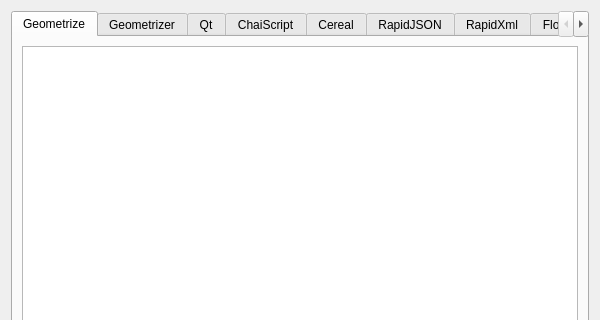
This is Geometrize/dialog/licensedialog.ui in Tw1ddle/geometrize as Qt 5 draws it before an edit; both pictures show x 0 to 600 and y 0 to 320 of the 600 by 500 pixel window. The edited form follows.
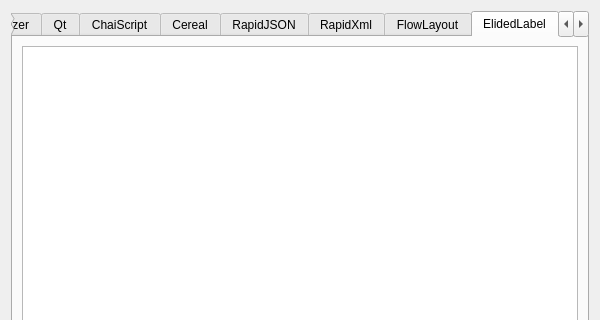
This is the edited form. The open tabs and pages were chosen to show the change.

Commit message: Add elided label class and various recent item menu tweaks

```diff
--- a/Geometrize/dialog/licensedialog.ui
+++ b/Geometrize/dialog/licensedialog.ui
@@ -121,6 +121,16 @@
        </item>
       </layout>
      </widget>
+     <widget class="QWidget" name="ElidedLabel">
+      <attribute name="title">
+       <string notr="true">ElidedLabel</string>
+      </attribute>
+      <layout class="QVBoxLayout" name="verticalLayout_12">
+       <item>
+        <widget class="QTextBrowser" name="elidedLabelLicense"/>
+       </item>
+      </layout>
+     </widget>
      <widget class="QWidget" name="IconAssets">
       <attribute name="title">
        <string>Icons</string>
```
Left out of the diff: 6 changed lines with no effect on the pictures. The commit also changes 12 other files.
